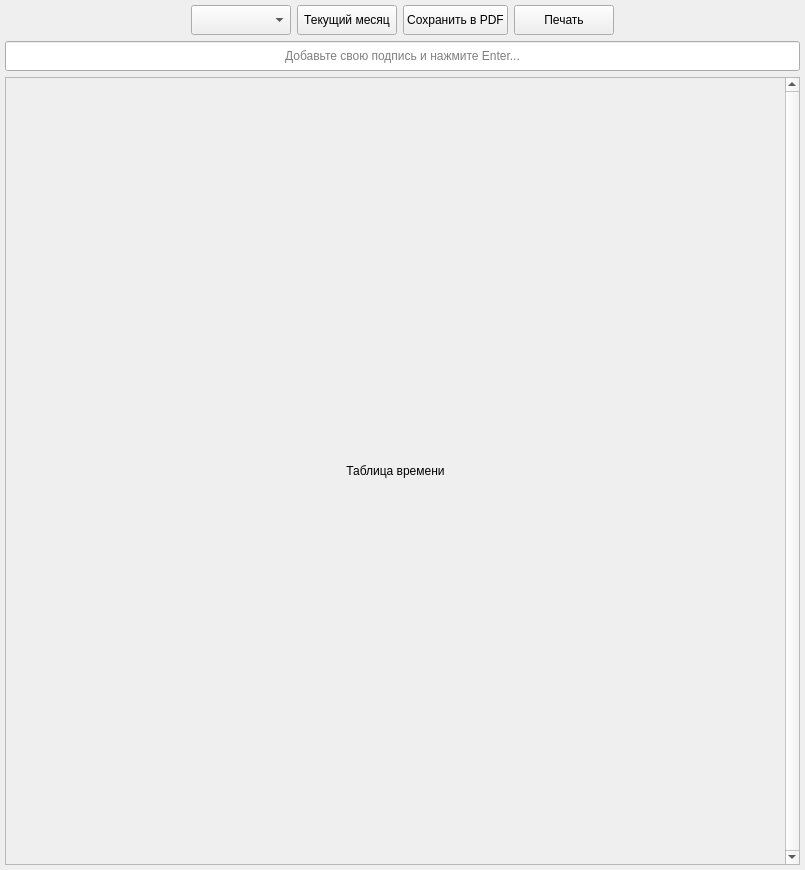
The window that src/view/tabletimewindow.ui (rnikbond/worktime) describes before a commit, drawn with Qt 5.
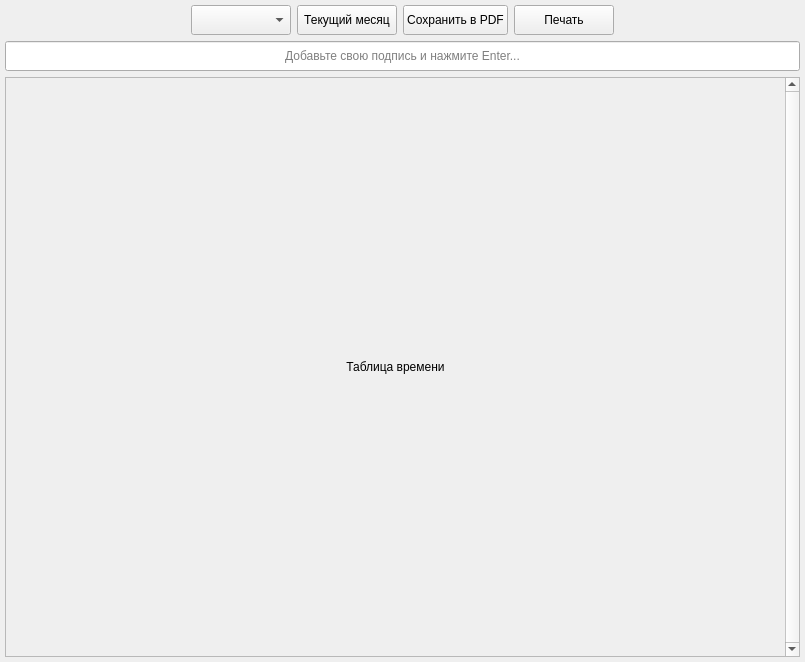
The same window after the commit.

Commit message: Fix bug update time after timer tick. Change size TableTime window. Recolor days in Salary window.

Patch:
```diff
--- a/src/view/tabletimewindow.ui
+++ b/src/view/tabletimewindow.ui
@@ -7,7 +7,7 @@
     <x>0</x>
     <y>0</y>
     <width>805</width>
-    <height>870</height>
+    <height>662</height>
    </rect>
   </property>
   <property name="windowTitle">
@@ -144,7 +144,7 @@
         <x>0</x>
         <y>0</y>
         <width>772</width>
-        <height>782</height>
+        <height>574</height>
        </rect>
       </property>
       <layout class="QVBoxLayout" name="verticalLayout">
```
The commit also changes 5 other files.
